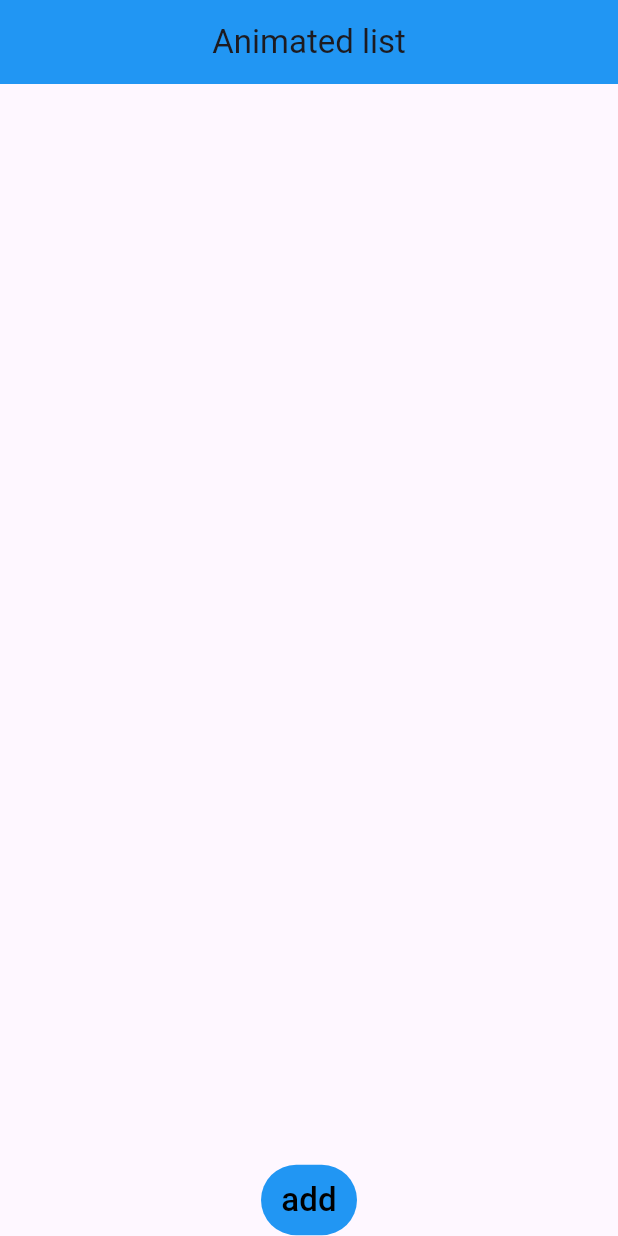
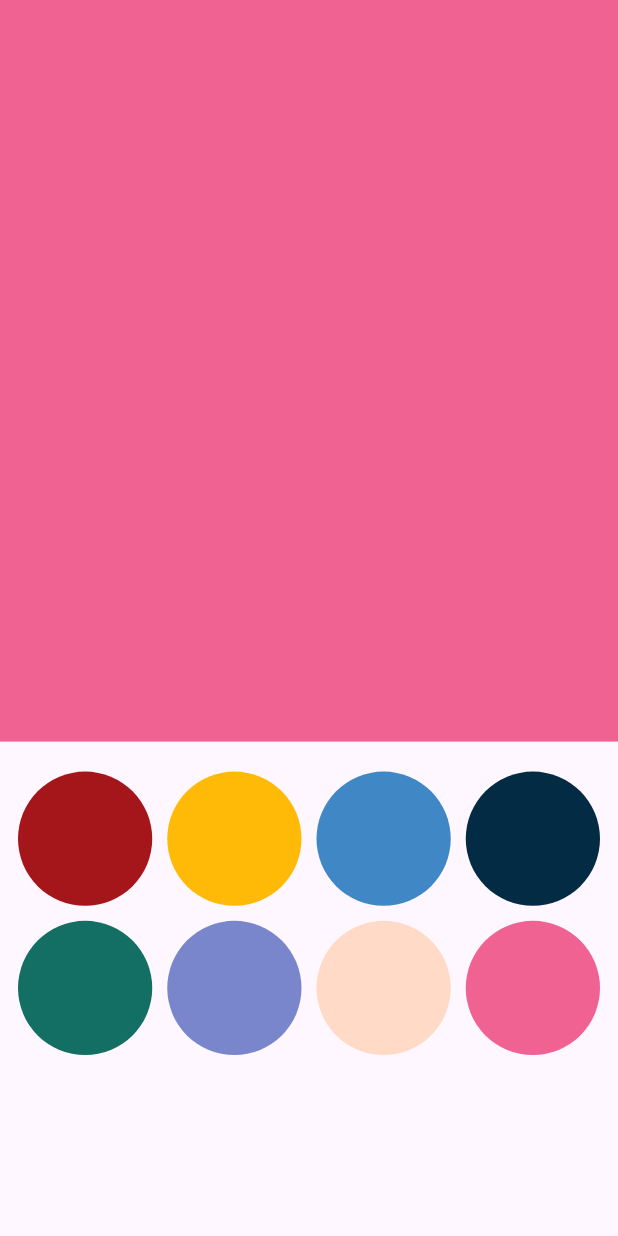
Before and after one commit to ramy23149/animation_testing, a Flutter app: the screen it shows after launch, on a phone screen of 412 x 824 dp. Run offline on Flutter 3.47's test engine with Material 3 defaults, Android fonts, the light colour scheme and no system bars.

Commit message:
using clipPath to build animation with Animated builder

```diff
--- a/lib/main.dart
+++ b/lib/main.dart
@@ -1,5 +1,5 @@
 import 'package:flutter/material.dart';
-import 'package:ramy_app/pages/animated_list.dart';
+import 'package:ramy_app/pages/clipPath_view.dart';
 
 void main() {
   runApp(const Scholarchat());
@@ -12,6 +12,6 @@ class Scholarchat extends StatelessWidget {
   Widget build(BuildContext context) {
     return const MaterialApp(
       debugShowCheckedModeBanner: false,
-      home: AnimationPage());
+      home: ClipPathView());
   }
 }
--- /dev/null
+++ b/lib/models/clipPath_model.dart
@@ -0,0 +1,7 @@
+import 'package:flutter/material.dart';
+
+class ColorModel {
+  final Color color;
+  final Alignment alignment;
+  const ColorModel(this.color, this.alignment);
+}
--- /dev/null
+++ b/lib/pages/clipPath_view.dart
@@ -0,0 +1,165 @@
+import 'package:flutter/material.dart';
+import 'package:ramy_app/models/clipPath_model.dart';
+
+class ClipPathView extends StatelessWidget {
+  const ClipPathView({super.key});
+
+  @override
+  Widget build(BuildContext context) {
+    return const Scaffold(
+      body: ClipPathBody(),
+    );
+  }
+}
+
+class ClipPathBody extends StatefulWidget {
+  const ClipPathBody({super.key});
+
+  @override
+  State<ClipPathBody> createState() => _ClipPathBodyState();
+}
+
+class _ClipPathBodyState extends State<ClipPathBody>
+    with SingleTickerProviderStateMixin {
+  List<ColorModel> colors = const [
+    ColorModel(Color(0xFFa4161a), Alignment.centerLeft), // Red
+    ColorModel(Color(0xFFffba08), Alignment.centerRight), // Orange
+    ColorModel(Color(0xFF3f88c5), Alignment.topCenter), // Yellow
+    ColorModel(Color(0xFF032b43), Alignment.bottomCenter), // Green
+    ColorModel(Color(0xFF136f63), Alignment.topLeft), // Blue
+    ColorModel(Color(0xFF7986CB), Alignment.bottomRight), // Indigo
+    ColorModel(Color(0xFFffdac6), Alignment.center), // Purple
+    ColorModel(Color(0xFFF06292), Alignment.topRight), // Pin
+  ];
+
+  late AnimationController animationController;
+  late ColorModel cruntColor;
+  late ColorModel prevColor;
+
+
+  @override
+  void initState() {
+    // TODO: implement initState
+    super.initState();
+    animationController = AnimationController(
+      vsync: this,
+      duration: const Duration(milliseconds: 500),
+    );
+    cruntColor = colors.first;
+    prevColor = colors.last;
+
+  }
+
+  @override
+  void dispose() {
+    // TODO: implement dispose
+    super.dispose();
+    animationController.dispose();
+  }
+
+  @override
+  Widget build(BuildContext context) {
+    return Column(
+      children: [
+        Stack(children: [
+          Container(
+            color: prevColor.color,
+            height: MediaQuery.of(context).size.height * .6,
+          ),
+          AnimatedBuilder(
+              animation: animationController,
+              builder: (context, _) {
+                return ClipPath(
+                  clipper:
+                      CustomPath(animationController.value,cruntColor.alignment),
+                  child: Container(
+                    color: cruntColor.color,
+                    height: MediaQuery.of(context).size.height * .6,
+                  ),
+                );
+              }),
+        ]),
+        const SizedBox(
+          height: 20,
+        ),
+        Expanded(
+          child: Padding(
+            padding: const EdgeInsets.symmetric(horizontal: 12),
+            child: GridView.builder(
+                itemCount: colors.length,
+                gridDelegate: const SliverGridDelegateWithFixedCrossAxisCount(
+                    mainAxisSpacing: 10,
+                    crossAxisSpacing: 10,
+                    crossAxisCount: 4),
+                itemBuilder: (context, index) {
+                  return GestureDetector(
+                      onTap: () {
+                        cruntColor = colors[index];
+                        animationController.forward(from: 0).whenComplete(() {
+                            prevColor = cruntColor;
+
+                        setState(() {});
+
+                        });
+
+                      },
+                      child: GridViewItem(colorModel: colors[index]));
+                }),
+          ),
+        )
+      ],
+    );
+  }
+}
+
+class GridViewItem extends StatelessWidget {
+  const GridViewItem({super.key, required this.colorModel});
+  final ColorModel colorModel;
+  @override
+  Widget build(BuildContext context) {
+    return CircleAvatar(
+      backgroundColor: colorModel.color,
+    );
+  }
+}
+
+class CustomPath extends CustomClipper<Path> {
+  final double value;
+  final Alignment alignment;
+  CustomPath(this.value, this.alignment);
+  @override
+  Path getClip(Size size) {
+    Path path = Path();
+
+    if (alignment == Alignment.centerLeft) {
+      buildPath(path, size, Offset(0.0, size.height/2));
+    } else if (alignment == Alignment.centerRight) {
+      buildPath(path, size,Offset(size.width, size.height/2));
+    } else if (alignment == Alignment.topCenter) {
+      buildPath(path, size, Offset(size.width/2,0));
+    } else if (alignment == Alignment.bottomCenter) {
+      buildPath(
+          path, size, Offset(size.width/2,size.height));
+    } else if (alignment == Alignment.topLeft) {
+      buildPath(path, size, const Offset(0, 0));
+    } else if (alignment == Alignment.bottomRight) {
+      buildPath(path, size, Offset(size.height,size.width));
+    } else if (alignment == Alignment.center) {
+      buildPath(path, size, Offset(size.width / 2, size.height / 2));
+    } else if (alignment == Alignment.topRight) {
+      buildPath(path, size, Offset(size.width, 0));
+    }
+
+    return path;
+  }
+
+  void buildPath(Path path, Size size, Offset offset) {
+    path.addOval(
+        Rect.fromCircle(center: offset, radius: size.height * 2 * value));
+  }
+
+  @override
+  bool shouldReclip(covariant CustomClipper<Path> oldClipper) {
+    return true;
+  }
+}
```
